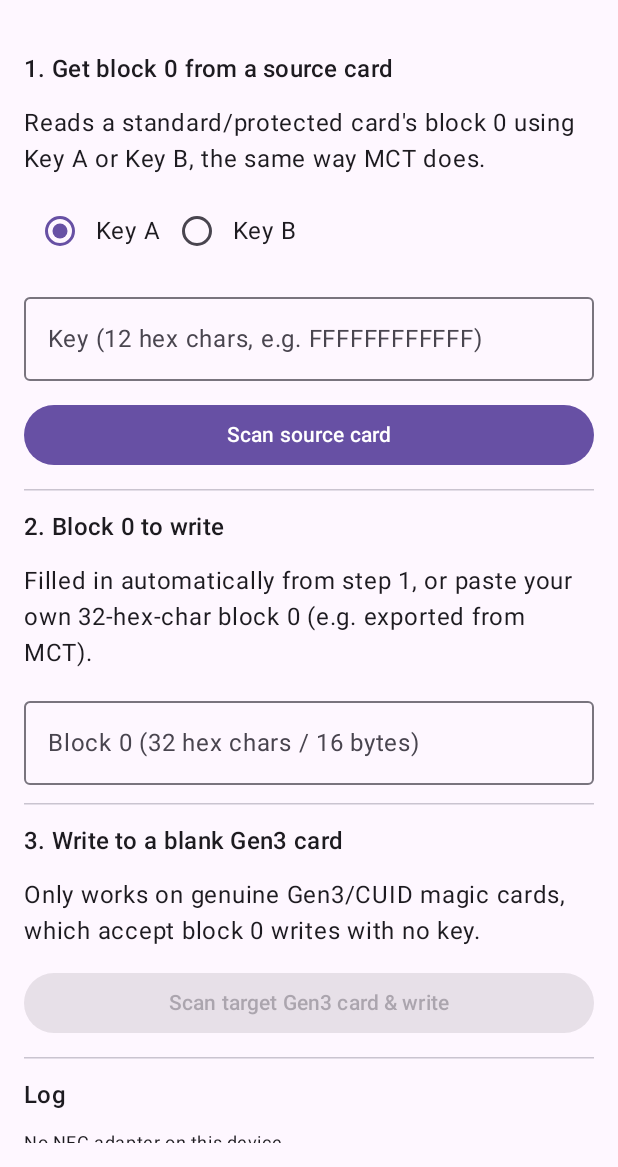
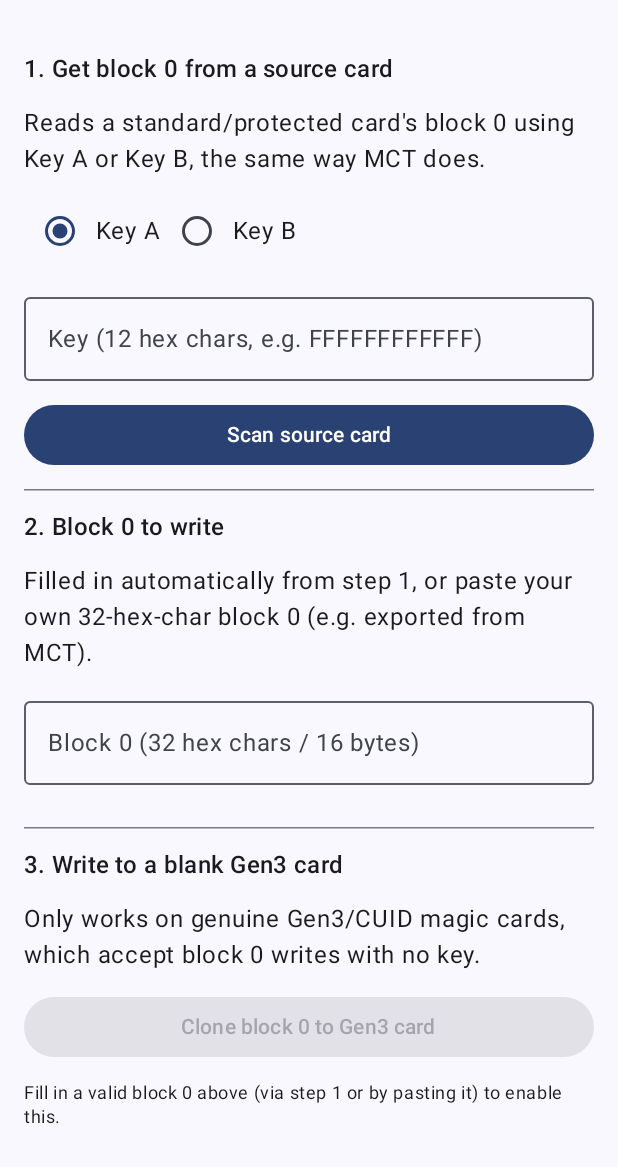
Before and after one commit to thebingchilling/thebingchilling.github.io, an Android app built with Jetpack Compose: the screen it shows after launch (MainActivity), on a phone screen of 412 x 824 dp, the part 69-1236 px from its top. Run offline under Robolectric (Android 15) with nearby library versions, the phone set to English and light mode, and no system bars.

Commit message:
Fix unreachable write button, add write diagnostics, adopt Material You
The screen's Column had no vertical scroll, so on smaller phones (or
whenever the keyboard was open) step 3's write button could sit below
the fold with no way to reach it — that's the "no button" report.
Also swap the log's LazyColumn for a plain Column now that everything
scrolls together (mixing a LazyColumn into a scrolling parent crashes
with an infinite-height constraint).

For "it doesn't change block0": Gen3Card.writeBlock0 now captures and
surfaces the write command's own ack bytes alongside the read-back
verification, instead of discarding them, so the next real-hardware
attempt gives an actual signal (ack contents, or an explicit read-back
mismatch) instead of a silent no-op.

Also switched theming to Material You: Gen3Theme derives the color
scheme from the system wallpaper on Android 12+, falling back to a
static Material 3 scheme on older devices.

```diff
--- a/android/app/src/main/java/io/thebingchilling/gen3block0/MainActivity.kt
+++ b/android/app/src/main/java/io/thebingchilling/gen3block0/MainActivity.kt
@@ -11,7 +11,6 @@ import android.os.Bundle
 import androidx.activity.ComponentActivity
 import androidx.activity.compose.setContent
 import androidx.activity.enableEdgeToEdge
-import androidx.compose.material3.MaterialTheme
 import androidx.compose.material3.Surface
 import androidx.compose.runtime.getValue
 import androidx.compose.runtime.mutableStateOf
@@ -22,6 +21,7 @@ import io.thebingchilling.gen3block0.nfc.Gen3Card
 import io.thebingchilling.gen3block0.nfc.HexUtils
 import io.thebingchilling.gen3block0.nfc.KeyType
 import io.thebingchilling.gen3block0.nfc.MifareSourceReader
+import io.thebingchilling.gen3block0.ui.Gen3Theme
 import io.thebingchilling.gen3block0.ui.Gen3WriterScreen
 import io.thebingchilling.gen3block0.ui.ScanTarget
 import io.thebingchilling.gen3block0.ui.WriterUiState
@@ -59,7 +59,7 @@ class MainActivity : ComponentActivity() {
         )
 
         setContent {
-            MaterialTheme {
+            Gen3Theme {
                 Surface {
                     Gen3WriterScreen(
                         state = uiState,
@@ -162,9 +162,10 @@ class MainActivity : ComponentActivity() {
                     }
                 }
             }
-            result.onSuccess { readBack ->
+            result.onSuccess { write ->
                 uiState = uiState.copy(
-                    log = uiState.log + "Wrote and verified block 0: ${HexUtils.toHex(readBack)}",
+                    log = uiState.log + "Wrote and verified block 0: ${HexUtils.toHex(write.readBack)} " +
+                        "(write ack was ${write.ackHex})",
                 )
             }.onFailure { e ->
                 uiState = uiState.copy(log = uiState.log + "Write failed: ${e.message}")
--- a/android/app/src/main/java/io/thebingchilling/gen3block0/ui/Gen3WriterScreen.kt
+++ b/android/app/src/main/java/io/thebingchilling/gen3block0/ui/Gen3WriterScreen.kt
@@ -6,12 +6,13 @@ import androidx.compose.foundation.layout.Row
 import androidx.compose.foundation.layout.fillMaxSize
 import androidx.compose.foundation.layout.fillMaxWidth
 import androidx.compose.foundation.layout.padding
-import androidx.compose.foundation.lazy.LazyColumn
-import androidx.compose.foundation.lazy.items
+import androidx.compose.foundation.rememberScrollState
+import androidx.compose.foundation.verticalScroll
 import androidx.compose.material3.AlertDialog
 import androidx.compose.material3.Button
 import androidx.compose.material3.ExperimentalMaterial3Api
 import androidx.compose.material3.HorizontalDivider
+import androidx.compose.material3.MaterialTheme
 import androidx.compose.material3.OutlinedButton
 import androidx.compose.material3.OutlinedTextField
 import androidx.compose.material3.RadioButton
@@ -20,7 +21,9 @@ import androidx.compose.material3.Text
 import androidx.compose.material3.TextButton
 import androidx.compose.material3.TopAppBar
 import androidx.compose.runtime.Composable
+import androidx.compose.ui.Alignment
 import androidx.compose.ui.Modifier
+import androidx.compose.ui.text.TextStyle
 import androidx.compose.ui.text.font.FontFamily
 import androidx.compose.ui.unit.dp
 import io.thebingchilling.gen3block0.nfc.HexUtils
@@ -50,6 +53,9 @@ fun Gen3WriterScreen(
     onDismissConfirm: () -> Unit,
     onCancelScan: () -> Unit,
 ) {
+    val monoStyle = TextStyle(fontFamily = FontFamily.Monospace)
+    val block0Valid = HexUtils.isValidHexOfLength(state.block0Hex, 16)
+
     Scaffold(
         topBar = { TopAppBar(title = { Text("Gen3 Block 0 Writer") }) }
     ) { innerPadding ->
@@ -57,13 +63,17 @@ fun Gen3WriterScreen(
             modifier = Modifier
                 .fillMaxSize()
                 .padding(innerPadding)
-                .padding(16.dp),
+                .padding(16.dp)
+                // Without this, step 3's button can end up below the fold on
+                // small screens or once the keyboard is up, with no way to
+                // reach it — that's the "missing button" bug.
+                .verticalScroll(rememberScrollState()),
             verticalArrangement = Arrangement.spacedBy(12.dp),
         ) {
-            Text("1. Get block 0 from a source card", style = androidx.compose.material3.MaterialTheme.typography.titleMedium)
+            Text("1. Get block 0 from a source card", style = MaterialTheme.typography.titleMedium)
             Text("Reads a standard/protected card's block 0 using Key A or Key B, the same way MCT does.")
 
-            Row(verticalAlignment = androidx.compose.ui.Alignment.CenterVertically) {
+            Row(verticalAlignment = Alignment.CenterVertically) {
                 RadioButton(selected = state.keyType == KeyType.A, onClick = { onKeyTypeChange(KeyType.A) })
                 Text("Key A")
                 RadioButton(selected = state.keyType == KeyType.B, onClick = { onKeyTypeChange(KeyType.B) })
@@ -75,7 +85,7 @@ fun Gen3WriterScreen(
                 onValueChange = onKeyHexChange,
                 label = { Text("Key (12 hex chars, e.g. FFFFFFFFFFFF)") },
                 singleLine = true,
-                textStyle = androidx.compose.ui.text.TextStyle(fontFamily = FontFamily.Monospace),
+                textStyle = monoStyle,
                 modifier = Modifier.fillMaxWidth(),
             )
 
@@ -89,7 +99,7 @@ fun Gen3WriterScreen(
 
             HorizontalDivider()
 
-            Text("2. Block 0 to write", style = androidx.compose.material3.MaterialTheme.typography.titleMedium)
+            Text("2. Block 0 to write", style = MaterialTheme.typography.titleMedium)
             Text("Filled in automatically from step 1, or paste your own 32-hex-char block 0 (e.g. exported from MCT).")
 
             OutlinedTextField(
@@ -97,22 +107,33 @@ fun Gen3WriterScreen(
                 onValueChange = onBlock0HexChange,
                 label = { Text("Block 0 (32 hex chars / 16 bytes)") },
                 singleLine = true,
-                isError = state.block0Hex.isNotEmpty() && !HexUtils.isValidHexOfLength(state.block0Hex, 16),
-                textStyle = androidx.compose.ui.text.TextStyle(fontFamily = FontFamily.Monospace),
+                isError = state.block0Hex.isNotEmpty() && !block0Valid,
+                supportingText = {
+                    if (state.block0Hex.isNotEmpty() && !block0Valid) {
+                        Text("Needs to be exactly 32 hex characters (16 bytes).")
+                    }
+                },
+                textStyle = monoStyle,
                 modifier = Modifier.fillMaxWidth(),
             )
 
             HorizontalDivider()
 
-            Text("3. Write to a blank Gen3 card", style = androidx.compose.material3.MaterialTheme.typography.titleMedium)
+            Text("3. Write to a blank Gen3 card", style = MaterialTheme.typography.titleMedium)
             Text("Only works on genuine Gen3/CUID magic cards, which accept block 0 writes with no key.")
 
             Button(
                 onClick = onStartTargetScan,
-                enabled = state.scanTarget == ScanTarget.NONE && HexUtils.isValidHexOfLength(state.block0Hex, 16),
+                enabled = state.scanTarget == ScanTarget.NONE && block0Valid,
                 modifier = Modifier.fillMaxWidth(),
             ) {
-                Text(if (state.scanTarget == ScanTarget.TARGET) "Waiting for tap…" else "Scan target Gen3 card & write")
+                Text(if (state.scanTarget == ScanTarget.TARGET) "Waiting for tap…" else "Clone block 0 to Gen3 card")
+            }
+            if (!block0Valid) {
+                Text(
+                    "Fill in a valid block 0 above (via step 1 or by pasting it) to enable this.",
+                    style = MaterialTheme.typography.bodySmall,
+                )
             }
 
             if (state.scanTarget != ScanTarget.NONE) {
@@ -123,10 +144,10 @@ fun Gen3WriterScreen(
 
             HorizontalDivider()
 
-            Text("Log", style = androidx.compose.material3.MaterialTheme.typography.titleMedium)
-            LazyColumn(modifier = Modifier.fillMaxWidth(), verticalArrangement = Arrangement.spacedBy(4.dp)) {
-                items(state.log.asReversed()) { line ->
-                    Text(line, style = androidx.compose.material3.MaterialTheme.typography.bodySmall)
+            Text("Log", style = MaterialTheme.typography.titleMedium)
+            Column(verticalArrangement = Arrangement.spacedBy(4.dp)) {
+                for (line in state.log.asReversed()) {
+                    Text(line, style = MaterialTheme.typography.bodySmall)
                 }
             }
         }
--- /dev/null
+++ b/android/app/src/main/java/io/thebingchilling/gen3block0/ui/Theme.kt
@@ -0,0 +1,29 @@
+package io.thebingchilling.gen3block0.ui
+
+import android.os.Build
+import androidx.compose.foundation.isSystemInDarkTheme
+import androidx.compose.material3.MaterialTheme
+import androidx.compose.material3.darkColorScheme
+import androidx.compose.material3.dynamicDarkColorScheme
+import androidx.compose.material3.dynamicLightColorScheme
+import androidx.compose.material3.lightColorScheme
+import androidx.compose.runtime.Composable
+import androidx.compose.ui.platform.LocalContext
+
+/**
+ * Material You: on Android 12+ this derives the color scheme from the
+ * user's wallpaper/system theme (dynamic color); older devices fall back to
+ * a static Material 3 scheme.
+ */
+@Composable
+fun Gen3Theme(content: @Composable () -> Unit) {
+    val darkTheme = isSystemInDarkTheme()
+    val context = LocalContext.current
+    val colorScheme = when {
+        Build.VERSION.SDK_INT >= Build.VERSION_CODES.S ->
+            if (darkTheme) dynamicDarkColorScheme(context) else dynamicLightColorScheme(context)
+        darkTheme -> darkColorScheme()
+        else -> lightColorScheme()
+    }
+    MaterialTheme(colorScheme = colorScheme, content = content)
+}
```
Also changed, not shown: android/app/src/main/java/io/thebingchilling/gen3block0/nfc/Gen3Card.kt (+19 -10 lines).
